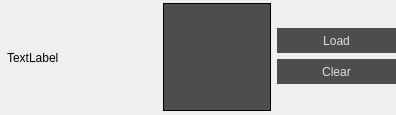
jahshaka/Studio, file src/widgets/texturepicker.ui: the form before one commit.
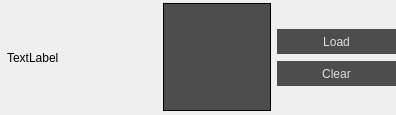
The form after the commit.

Diff of the .ui file:
```diff
--- a/src/widgets/texturepicker.ui
+++ b/src/widgets/texturepicker.ui
@@ -123,9 +123,25 @@
     </widget>
    </item>
    <item>
+    <widget class="QWidget" name="widget" native="true">
+     <property name="sizePolicy">
+      <sizepolicy hsizetype="Preferred" vsizetype="Preferred">
+       <horstretch>0</horstretch>
+       <verstretch>0</verstretch>
+      </sizepolicy>
+     </property>
     <layout class="QVBoxLayout" name="verticalLayout">
-     <property name="spacing">
-      <number>5</number>
+      <property name="leftMargin">
+       <number>0</number>
+      </property>
+      <property name="topMargin">
+       <number>0</number>
+      </property>
+      <property name="rightMargin">
+       <number>0</number>
+      </property>
+      <property name="bottomMargin">
+       <number>0</number>
      </property>
      <item>
       <widget class="QLabel" name="imagename">
@@ -211,7 +227,7 @@
      <item>
       <widget class="QLabel" name="dimensions">
        <property name="sizePolicy">
-        <sizepolicy hsizetype="Preferred" vsizetype="Fixed">
+         <sizepolicy hsizetype="Ignored" vsizetype="Fixed">
          <horstretch>0</horstretch>
          <verstretch>0</verstretch>
         </sizepolicy>
@@ -228,6 +244,7 @@
       </widget>
      </item>
     </layout>
+    </widget>
    </item>
   </layout>
   <zorder>texture</zorder>
```
Left out of the diff: 10 changed lines with no effect on the pictures. Lines whose indentation alone changed are shown as unchanged.
